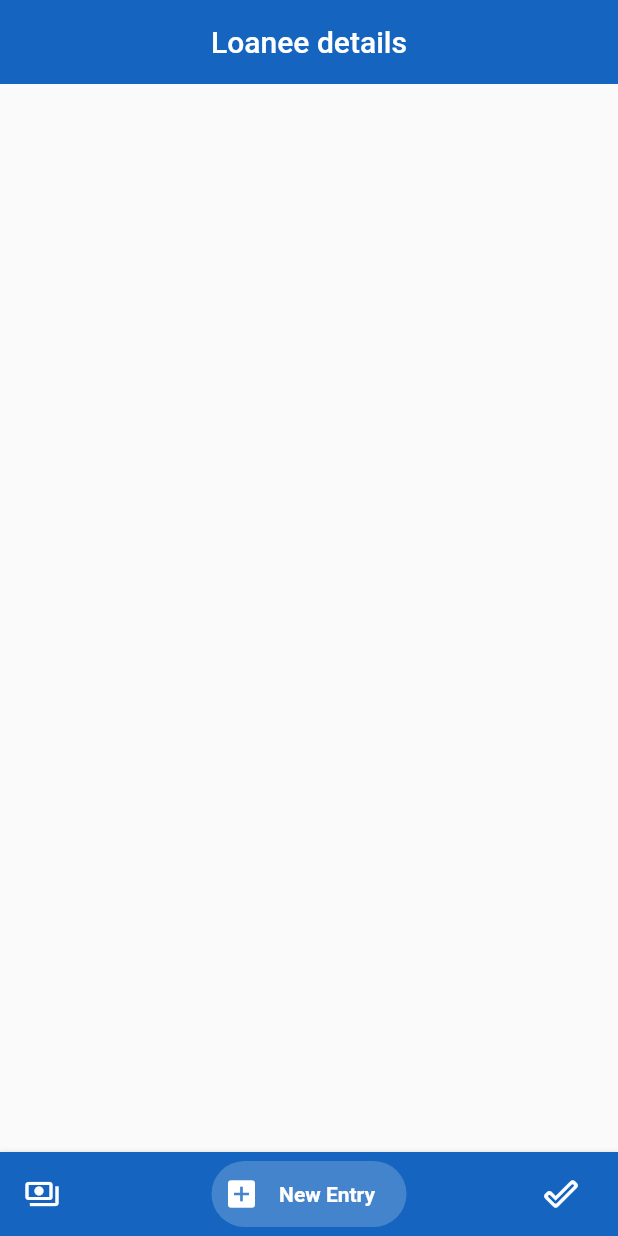
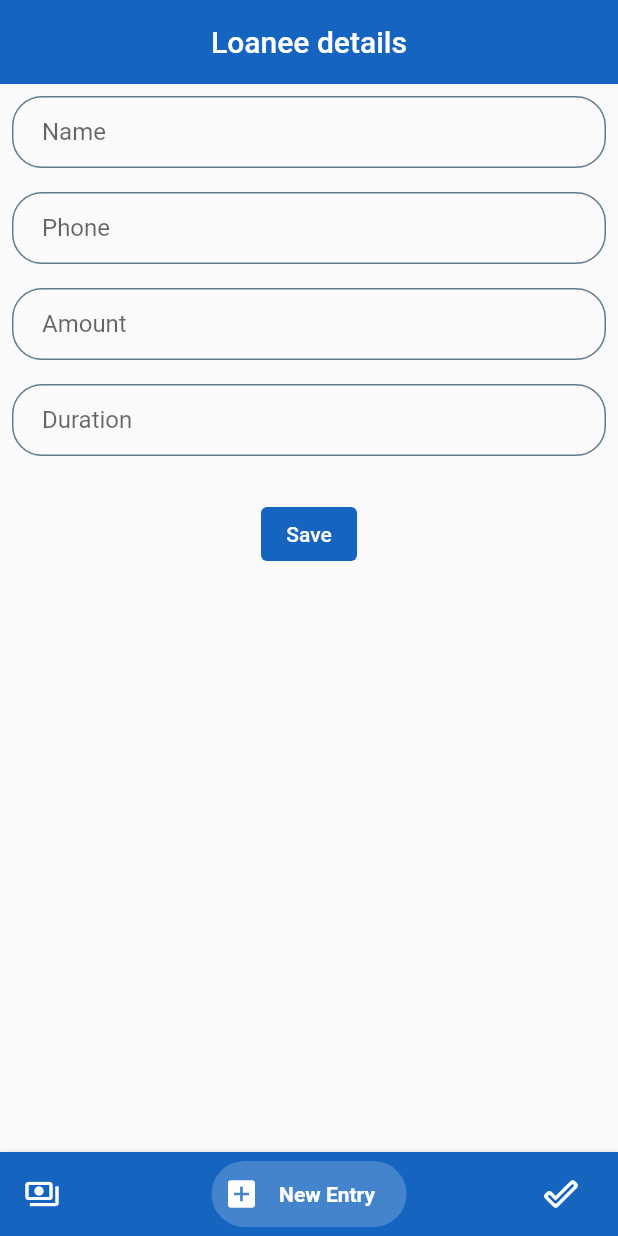
Before and after one commit to JohnM-Kahura/Loan-Shark, a Flutter app: the screen it shows after launch, item 2 of the bottom bar chosen, on a phone screen of 412 x 824 dp. Run offline on Flutter 3.47's test engine with Material 2 defaults, Android fonts, the phone set to English and light mode, and no system bars; drawn by our look-alikes of bottom_navy_bar.

Commit message:
created inputs in entry tabs

```diff
--- a/lib/screens/entry.dart
+++ b/lib/screens/entry.dart
@@ -1,4 +1,6 @@
 import 'package:flutter/material.dart';
+import 'package:shark/config/colors.dart';
+import 'package:shark/config/style.dart';
 
 class LoanEntry extends StatefulWidget {
   const LoanEntry({Key? key}) : super(key: key);
@@ -8,8 +10,70 @@ class LoanEntry extends StatefulWidget {
 }
 
 class _LoanEntryState extends State<LoanEntry> {
+  TextEditingController nameController = TextEditingController();
+  TextEditingController phoneController = TextEditingController();
+  TextEditingController amountController = TextEditingController();
+  //TODO: change the type of duration
+  TextEditingController durationController = TextEditingController();
   @override
   Widget build(BuildContext context) {
-    return Container();
+    return Scaffold(
+      body: ListView(
+        children: [
+          customTextFeild('Name', nameController, TextInputType.name),
+          customTextFeild('Phone', phoneController, TextInputType.phone),
+          customTextFeild('Amount', amountController, TextInputType.number),
+          customTextFeild(
+              'Duration', durationController, TextInputType.datetime),
+          Container(
+            width: double.infinity,
+            margin: const EdgeInsets.only(top: 20),
+            child: Row(
+              mainAxisAlignment: MainAxisAlignment.center,
+              children: [
+                TextButton(
+                  style: ButtonStyle(
+                      backgroundColor: MaterialStateProperty.all(themeColor)),
+                  onPressed: () {},
+                  child: const Text(
+                    'Save',
+                    style: TextStyle(color: Colors.white),
+                  ),
+                ),
+              ],
+            ),
+          )
+        ],
+      ),
+    );
   }
 }
+
+Widget customTextFeild(
+    String hint, TextEditingController controller, TextInputType inputType) {
+  return Container(
+    margin: const EdgeInsets.all(8),
+    child: TextField(
+      controller: controller,
+      // autofocus: true,
+      keyboardType: inputType,
+      decoration: InputDecoration(
+        hintText: hint,
+        contentPadding:
+            const EdgeInsets.symmetric(vertical: 10.0, horizontal: 20.0),
+        border: const OutlineInputBorder(
+          borderRadius: BorderRadius.all(Radius.circular(20.0)),
+        ),
+        enabledBorder: const OutlineInputBorder(
+          borderSide: BorderSide(color: Colors.blueGrey, width: 1.0),
+          borderRadius: BorderRadius.all(Radius.circular(20.0)),
+        ),
+        focusedBorder: const OutlineInputBorder(
+          borderSide: BorderSide(color: Colors.blueGrey, width: 2.0),
+          borderRadius: BorderRadius.all(Radius.circular(20.0)),
+        ),
+      ),
+      cursorColor: Colors.blueGrey,
+    ),
+  );
+}
```
